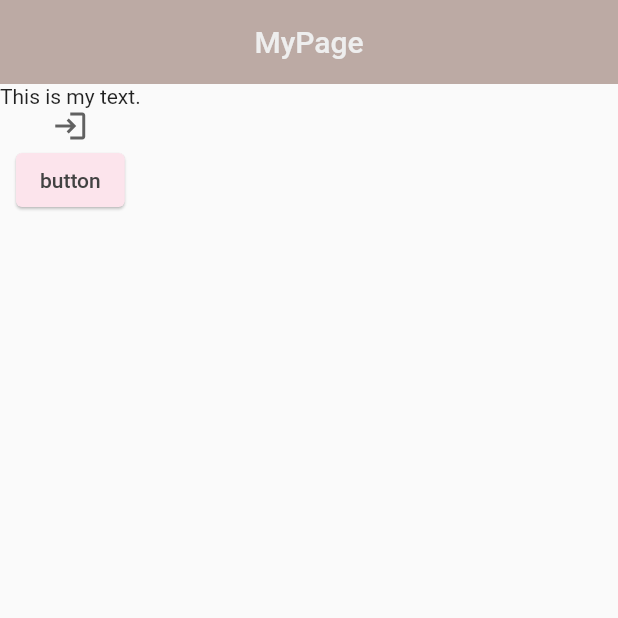
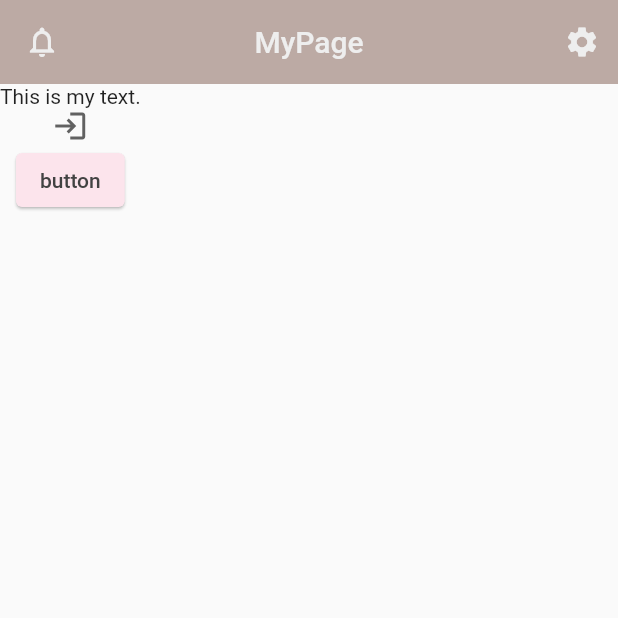
Before and after one commit to pincoin/flutter_ransabai, a Flutter app: the screen it shows after launch, item 5 of the bottom bar chosen, on a phone screen of 412 x 824 dp, the top half of it. Run offline on Flutter 3.47's test engine with Material 2 defaults, Android fonts, the phone set to English and light mode, and no system bars.

Commit message:
appbar icon buttons

```diff
--- a/lib/screens/tab_screen.dart
+++ b/lib/screens/tab_screen.dart
@@ -16,6 +16,10 @@ class _TabScreenState extends State<TabScreen> {
     AppBar(
       title: const Text(titleHome),
       centerTitle: true,
+      leading: IconButton(
+        icon: const Icon(Icons.notifications_outlined),
+        onPressed: () {},
+      ),
     ),
     AppBar(
       title: const Text(titleFavorite),
@@ -45,6 +49,16 @@ class _TabScreenState extends State<TabScreen> {
     AppBar(
       title: const Text(titleMyPage),
       centerTitle: true,
+      leading: IconButton(
+        icon: const Icon(Icons.notifications_outlined),
+        onPressed: () {},
+      ),
+      actions: [
+        IconButton(
+          icon: const Icon(Icons.settings),
+          onPressed: () {},
+        )
+      ],
     ),
   ];
 
```
